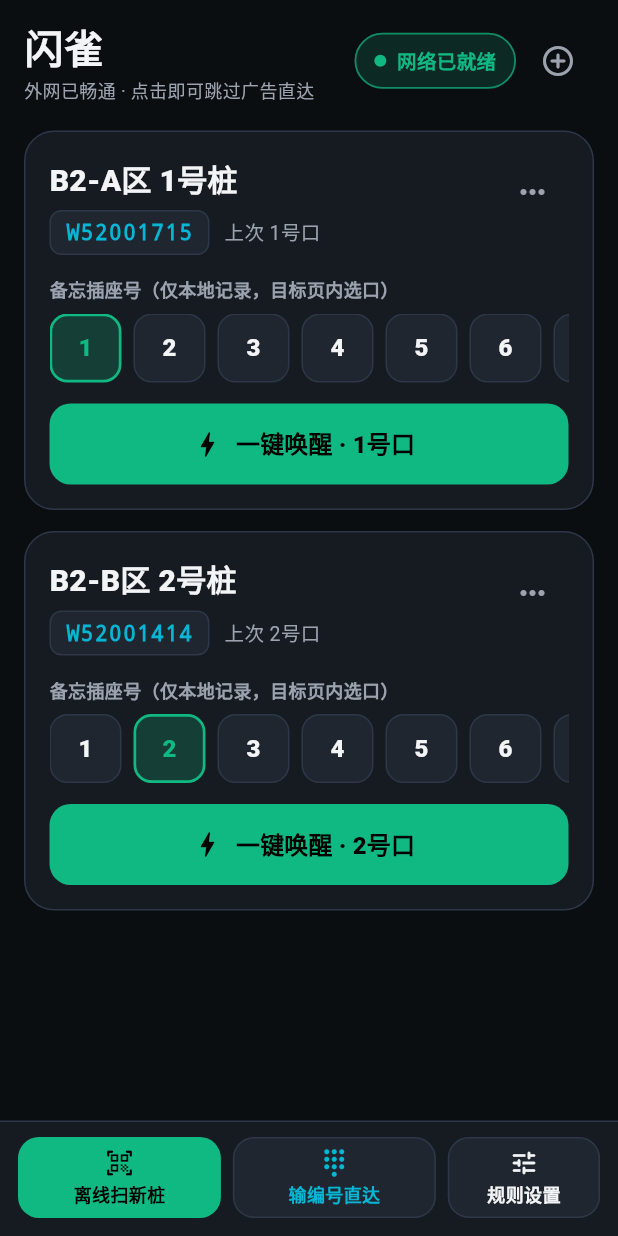
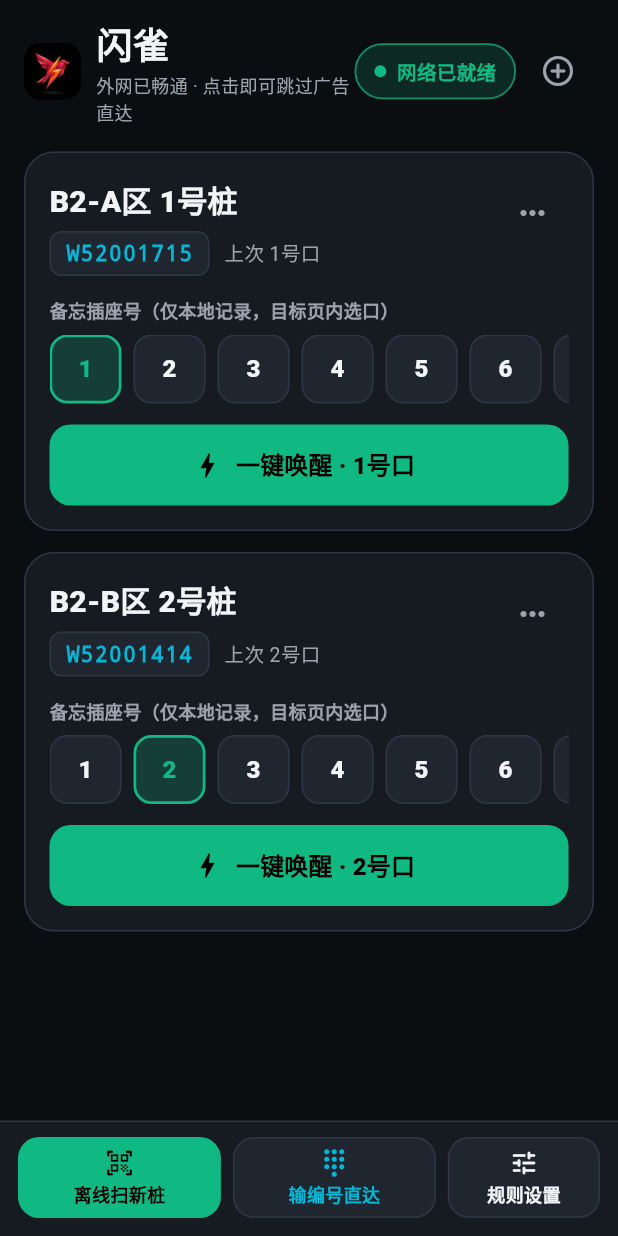
Before and after one commit to feyakit/ZapSlot, a Flutter app: the screen it shows after launch, on a phone screen of 412 x 824 dp. Run offline on Flutter 3.47's test engine with Material 3 defaults, Android fonts, the phone set to English and light mode, and no system bars; our stand-ins replace connectivity_plus, flutter_local_notifications, flutter_riverpod, internet_connection_checker_plus, shared_preferences; missing offline and left inert: google_mlkit_text_recognition, mobile_scanner, workmanager.

Commit message:
feat: replace Android/iOS icons, splash screens, and in-app brand logo with 闪雀 (ZapSlot) logo

```diff
--- a/lib/screens/home_screen.dart
+++ b/lib/screens/home_screen.dart
@@ -126,6 +126,16 @@ class HomeScreen extends ConsumerWidget {
       padding: const EdgeInsets.fromLTRB(16, 12, 16, 8),
       child: Row(
         children: [
+          ClipRRect(
+            borderRadius: BorderRadius.circular(11),
+            child: Image.asset(
+              'assets/images/logo.png',
+              width: 38,
+              height: 38,
+              fit: BoxFit.cover,
+            ),
+          ),
+          const SizedBox(width: 10),
           Expanded(
             child: Column(
               crossAxisAlignment: CrossAxisAlignment.start,
@@ -133,7 +143,7 @@ class HomeScreen extends ConsumerWidget {
                 const Text(
                   '闪雀',
                   style: TextStyle(
-                    fontSize: 26,
+                    fontSize: 24,
                     fontWeight: FontWeight.w900,
                     color: AppColors.textPrimary,
                     letterSpacing: 0.5,
--- a/pubspec.yaml
+++ b/pubspec.yaml
@@ -28,3 +28,5 @@ dev_dependencies:
 
 flutter:
   uses-material-design: true
+  assets:
+    - assets/images/logo.png
```
Also changed, not shown: assets/images/logo.png (added), 34 other files.
